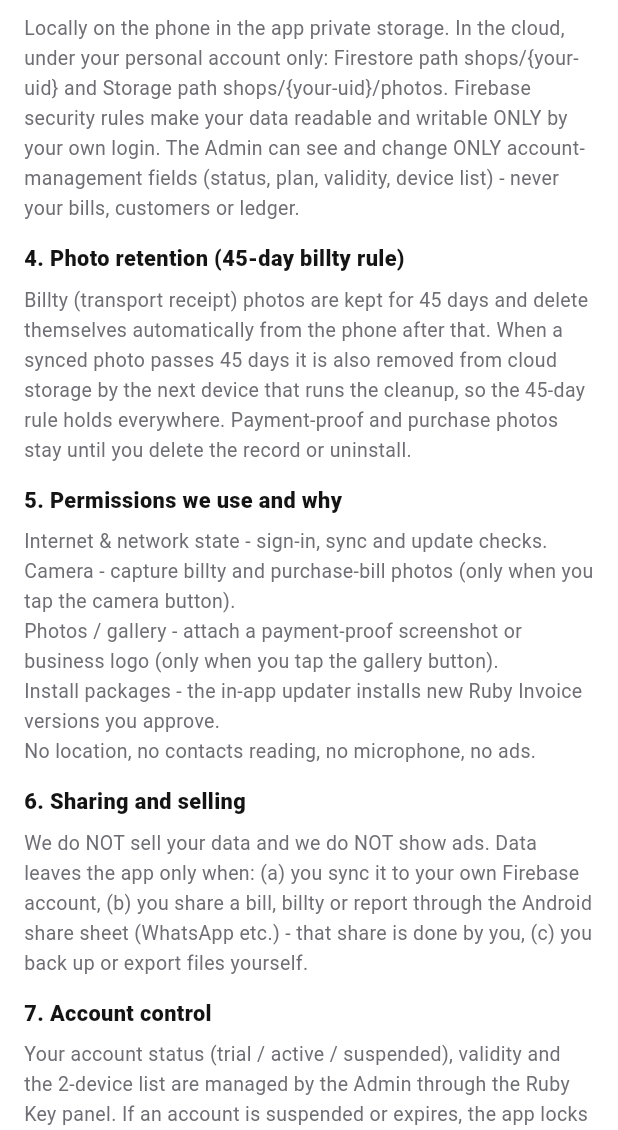
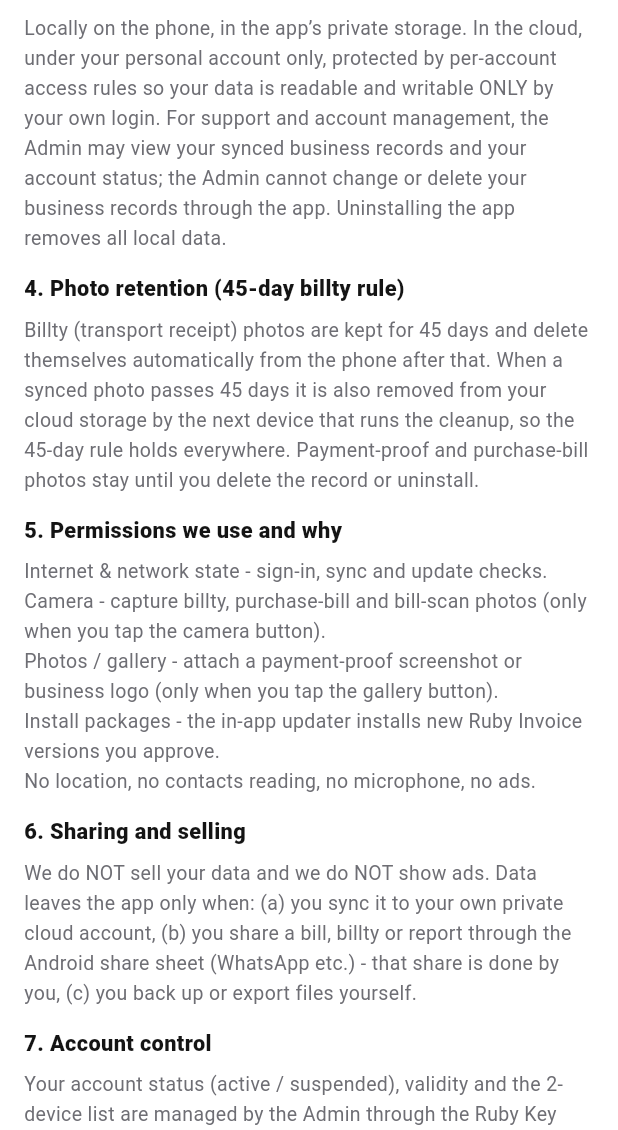
Before and after one commit to ahemadjuneja-stack/rub-invoice, a Flutter app: the LegalScreen screen opened directly, scrolled down 576 dp, on a phone screen of 412 x 824 dp, the part 106-1236 px from its top. Run offline on Flutter 3.47's test engine with Material 3 defaults, Android fonts, the phone set to English and light mode, and no system bars; our stand-ins replace cloud_firestore, connectivity_plus, decimal, device_info_plus, file_picker, firebase_auth and 10 more; missing offline and left inert: firebase_app_check; accounts and stored records are empty.

Commit message:
v0.3.0 part 2: privacy/terms rewrite + GOVERNANCE.md (binding confidentiality rule)
- Privacy Policy & T&C fully rewritten in platform-neutral language:
  no Firebase / cloud console / GitHub / SQLite names anywhere the user
  can see. New sections: Platform confidentiality (privacy #9),
  Acceptable use & reverse engineering (terms #8) and the PERPETUAL
  confidentiality clause (terms #9) that explicitly binds every future
  person or automated tool (incl. AI assistants) touching this
  software, at any time.
- Trial sections replaced with the new account-validity wording.
- GOVERNANCE.md at repo root: binding rules for all future devs/AI -
  neutral branding, no infra words in user-visible strings, rules
  changes need the emulator suite green. constants.dart points to it.
- All user-visible infra strings sanitized (sync status, backup,
  settings, login setup hint, update errors).

```diff
--- a/lib/core/constants.dart
+++ b/lib/core/constants.dart
@@ -4,6 +4,11 @@ import '../services/remote_config.dart';
 ///
 /// Ruby Key (the web admin panel in /ruby-key-admin) and the lock
 /// screens read these values, so everything stays in one place.
+///
+/// GOVERNANCE: before changing ANY user-visible string in this app,
+/// read /GOVERNANCE.md at the repo root (BINDING for every developer
+/// and every automated tool, forever). User-facing text must never
+/// name the underlying platforms or infrastructure.
 ///
 /// REMOTE CONTROL: supportMobile below is the OFFLINE FALLBACK. The
 /// live value comes from the Firestore document `config/app`
--- a/lib/screens/auth/legal_screen.dart
+++ b/lib/screens/auth/legal_screen.dart
@@ -4,9 +4,14 @@ import '../../core/constants.dart';
 import '../../core/theme.dart';
 import '../../widgets/widgets.dart';
 
-/// Legal pages shown inside Menu -> Settings, generated from the real
-/// behaviour of this codebase (permissions, Firebase usage, photo
-/// handling, device limit, in-app updates) - not generic boilerplate.
+/// Legal pages shown inside Menu -> Settings.
+///
+/// GOVERNANCE RULE (see GOVERNANCE.md at the repo root - BINDING for
+/// every developer and every automated tool, forever): user-facing text
+/// must NEVER name or hint at the underlying platforms or
+/// infrastructure. This document deliberately speaks only of "our
+/// secure servers", "your private cloud account" and "the app".
+/// Keep it that way.
 enum LegalDoc { privacy, terms }
 
 class LegalScreen extends StatelessWidget {
@@ -26,7 +31,7 @@ class LegalScreen extends StatelessWidget {
         padding: const EdgeInsets.fromLTRB(16, 14, 16, 28),
         children: [
           Text(
-            'Last updated: 20 November 2025',
+            'Last updated: 21 November 2026',
             style: const TextStyle(fontSize: 11.5, color: Ruby.faint),
           ),
           const SizedBox(height: 6),
@@ -79,18 +84,17 @@ class LegalScreen extends StatelessWidget {
         _Sec('1. What this app is',
             'Ruby Invoice is an offline-first billing app for shops. Bills, '
             'customers, the ledger (jama/udhar), inventory and purchase '
-            'invoices are stored FIRST on your phone (local SQLite '
-            'database). When you sign in with Google, the same data syncs '
-            'to your own private Firebase account so your two devices stay '
-            'identical.'),
+            'records are stored FIRST on your phone, inside the app\u2019s own '
+            'secured storage. When you sign in, the same data syncs to your '
+            'own private cloud account so your two devices stay identical.'),
         _Sec('2. Information we collect',
             'a) Account details you enter at registration: shop/business '
             'name, owner name, 10-digit mobile number, city, address and '
             'optional GST number. Your Gmail address and basic profile '
             'come from Google Sign-In and are used as your login.\n\n'
             'b) Business data you create: customers, bills and bill items, '
-            'payments and ledger entries, inventory items, purchase '
-            'invoices and their notes/amounts.\n\n'
+            'payments and ledger entries, inventory items, purchase bills, '
+            'purchase/sales returns and their notes/amounts.\n\n'
             'c) Photos you attach: billty (transport receipt) photos, '
             'payment-proof (UPI screenshot) images and purchase-bill '
             'photos. They are compressed to 300 KB or less before upload.\n\n'
@@ -98,24 +102,26 @@ class LegalScreen extends StatelessWidget {
             'model name, used ONLY to manage the maximum-2-devices limit '
             'and to keep your login secure.'),
         _Sec('3. Where your data lives',
-            'Locally on the phone in the app private storage. In the cloud, '
-            'under your personal account only: Firestore path '
-            'shops/{your-uid} and Storage path shops/{your-uid}/photos. '
-            'Firebase security rules make your data readable and writable '
-            'ONLY by your own login. The Admin can see and change ONLY '
-            'account-management fields (status, plan, validity, device '
-            'list) - never your bills, customers or ledger.'),
+            'Locally on the phone, in the app\u2019s private storage. In the '
+            'cloud, under your personal account only, protected by '
+            'per-account access rules so your data is readable and '
+            'writable ONLY by your own login. For support and account '
+            'management, the Admin may view your synced business records '
+            'and your account status; the Admin cannot change or delete '
+            'your business records through the app. Uninstalling the app '
+            'removes all local data.'),
         _Sec('4. Photo retention (45-day billty rule)',
             'Billty (transport receipt) photos are kept for 45 days and '
             'delete themselves automatically from the phone after that. '
             'When a synced photo passes 45 days it is also removed from '
-            'cloud storage by the next device that runs the cleanup, so '
-            'the 45-day rule holds everywhere. Payment-proof and purchase '
-            'photos stay until you delete the record or uninstall.'),
+            'your cloud storage by the next device that runs the cleanup, '
+            'so the 45-day rule holds everywhere. Payment-proof and '
+            'purchase-bill photos stay until you delete the record or '
+            'uninstall.'),
         _Sec('5. Permissions we use and why',
             'Internet & network state - sign-in, sync and update checks.\n'
-            'Camera - capture billty and purchase-bill photos (only when '
-            'you tap the camera button).\n'
+            'Camera - capture billty, purchase-bill and bill-scan photos '
+            '(only when you tap the camera button).\n'
             'Photos / gallery - attach a payment-proof screenshot or '
             'business logo (only when you tap the gallery button).\n'
             'Install packages - the in-app updater installs new Ruby '
@@ -123,22 +129,36 @@ class LegalScreen extends StatelessWidget {
             'No location, no contacts reading, no microphone, no ads.'),
         _Sec('6. Sharing and selling',
             'We do NOT sell your data and we do NOT show ads. Data leaves '
-            'the app only when: (a) you sync it to your own Firebase '
+            'the app only when: (a) you sync it to your own private cloud '
             'account, (b) you share a bill, billty or report through the '
             'Android share sheet (WhatsApp etc.) - that share is done by '
             'you, (c) you back up or export files yourself.'),
         _Sec('7. Account control',
-            'Your account status (trial / active / suspended), validity '
-            'and the 2-device list are managed by the Admin through the '
-            'Ruby Key panel. If an account is suspended or expires, the '
-            'app locks itself but your local data stays safe on the '
-            'phone. You can delete your cloud data by asking the Admin, '
-            'and uninstalling the app removes all local data.'),
+            'Your account status (active / suspended), validity and the '
+            '2-device list are managed by the Admin through the Ruby Key '
+            'panel. There is no trial period: a registered account stays '
+            'usable until the Admin blocks it or sets an end date. If an '
+            'account is suspended or expires, the app locks itself but '
+            'your local data stays safe on the phone. You can delete your '
+            'cloud data by asking the Admin.'),
         _Sec('8. Children and security',
             'Ruby Invoice is a business tool and is not directed at '
-            'children. Data in transit is encrypted (HTTPS/TLS by Firebase '
-            'SDKs) and access is protected by Google authentication and '
-            'per-user security rules.'),
+            'children. Data in transit is encrypted (HTTPS/TLS) and access '
+            'is protected by Google authentication and per-account access '
+            'rules.'),
+        _Sec('9. Platform confidentiality',
+            'The internal design of this service - how the app is built, '
+            'which technologies and servers power it, and how data flows '
+            'behind the screen - is proprietary and confidential business '
+            'information of the Ruby Invoice team. We deliberately do not '
+            'publish these details anywhere, and no part of the app or its '
+            'documentation identifies them. You agree not to attempt to '
+            'discover, probe, decompile or reverse-engineer them. This '
+            'clause also binds anyone who ever works on this software: any '
+            'person or automated tool (including software assistants) that '
+            'builds, modifies or updates Ruby Invoice must keep this '
+            'confidentiality in every visible text and document, '
+            'permanently.'),
       ];
     }
     return const [
@@ -154,14 +174,14 @@ class LegalScreen extends StatelessWidget {
           'enter and for keeping your Quick PIN secret. One account may '
           'be used on a maximum of 2 devices; you can remove a device '
           'from the Device Limit screen or the Admin can reset it.'),
-      _Sec('3. Trial, subscription and fair use',
-          'New accounts start with a FREE 7-day trial. After the trial, '
-          'continued use requires an active subscription set by the '
-          'Admin (online payments through Razorpay are planned). The '
-          'Admin may extend, expire or suspend an account. Misuse - '
-          'trying to break the device limit, attacking the service or '
-          'other users, or storing unlawful content - can lead to '
-          'suspension.'),
+      _Sec('3. Account validity and fair use',
+          'There is no trial period and no automatic expiry: a registered '
+          'account is usable immediately and stays usable until the Admin '
+          'blocks it or sets an end date. The Admin may extend, expire or '
+          'suspend an account at any time through the Ruby Key panel. '
+          'Misuse - trying to break the device limit, attacking the '
+          'service or other users, or storing unlawful content - can '
+          'lead to suspension.'),
       _Sec('4. Your data',
           'Your bills, ledger, inventory and photos remain YOUR property. '
           'We store them only to provide the service (sync between your '
@@ -169,9 +189,10 @@ class LegalScreen extends StatelessWidget {
           'Backup & Restore at any time. If the service is discontinued, '
           'your local copy always stays with you.'),
       _Sec('5. Updates',
-          'Ruby Invoice updates itself through in-app update checks '
-          '(APK from official GitHub releases). Installing an update is '
-          'always your choice; critical fixes may be recommended.'),
+          'Ruby Invoice updates itself through its official in-app update '
+          'system. Installing an update is always your choice; critical '
+          'fixes may be recommended. Updates only come from the official '
+          'Ruby Invoice release channel.'),
       _Sec('6. Availability and support',
           'The app works offline; cloud sync needs internet. We aim for '
           'reliable service but do not guarantee uninterrupted cloud '
@@ -180,10 +201,36 @@ class LegalScreen extends StatelessWidget {
       _Sec('7. Limitation of liability',
           'To the maximum extent permitted by Indian law, we are not '
           'liable for indirect damages or for data loss caused by device '
-          'failure, uninstallation or third-party services (Google, '
-          'Firebase). Keep regular backups from Settings -> Backup & '
-          'Restore.'),
-      _Sec('8. Changes and governing law',
+          'failure, uninstallation or third-party services (such as your '
+          'Google account provider). Keep regular backups from Settings '
+          '-> Backup & Restore.'),
+      _Sec('8. Acceptable use and reverse engineering',
+          'You may use the app only through its normal screens. You must '
+          'not: copy or extract the code; decompile or disassemble the '
+          'app; probe, scan or test the servers or the service '
+          'infrastructure; attempt to discover how the service is built '
+          'or hosted; or build any product derived from these '
+          'discoveries. The internal design, code, server arrangement and '
+          'operational details of Ruby Invoice are proprietary and '
+          'confidential.'),
+      _Sec('9. Perpetual confidentiality clause (applies to everyone who '
+          'ever touches this software)',
+          'This clause is permanent and travels with the software. It '
+          'binds every person, employee, contractor, licensee, and every '
+          'automated system or software tool - including any artificial '
+          'intelligence assistant - that builds, modifies, updates, '
+          'reviews or rebuilds Ruby Invoice, today or at ANY time in the '
+          'future, regardless of who assigns the work. Such persons and '
+          'tools MUST: (a) keep every user-visible text, document and '
+          'listing free of any mention of the underlying platforms, '
+          'providers, tools or infrastructure - the app is always '
+          'presented simply as "Ruby Invoice" running on "our secure '
+          'servers"; (b) never add screens, logs, comments shown to '
+          'users, or documents that reveal how the service works; (c) '
+          'preserve this clause and the Platform Confidentiality section '
+          'of the Privacy Policy in every update. A change that breaks '
+          'this clause is an unauthorized change and must be reverted.'),
+      _Sec('10. Changes and governing law',
           'These terms may be updated inside the app; continued use '
           'means you accept the current version. They are governed by '
           'the laws of India.'),
--- a/lib/screens/auth/login_screen.dart
+++ b/lib/screens/auth/login_screen.dart
@@ -92,9 +92,9 @@ class _LoginScreenState extends State<LoginScreen> {
         return 'Google sign-in was cancelled. Tap the button and pick '
             'your Gmail account.';
       case '10':
-        return 'Setup incomplete: add the app SHA-1 / SHA-256 fingerprints '
-            'in Firebase console (Project settings -> Your apps) and '
-            're-download google-services.json (docs/FIREBASE_SETUP.md).';
+        return 'Setup incomplete: this copy of the app is not linked to '
+            'its cloud account yet. Please contact support - sign-in will '
+            'start working once the setup is completed on our side.';
       case '7':
         return 'No internet connection. Check mobile data or WiFi.';
       case '8':
--- a/lib/screens/backup/backup_screen.dart
+++ b/lib/screens/backup/backup_screen.dart
@@ -113,7 +113,7 @@ class _BackupScreenState extends State<BackupScreen> {
             ListTile(
               contentPadding: EdgeInsets.zero,
               leading: const Icon(Icons.cloud_sync_outlined, color: Ruby.ruby),
-              title: const Text('Firebase sync', style: TextStyle(fontWeight: FontWeight.w700, fontSize: 14)),
+              title: const Text('Cloud sync', style: TextStyle(fontWeight: FontWeight.w700, fontSize: 14)),
               subtitle: const Text(
                 'Enabled: data syncs automatically to your other device(s) with the same number. '
                 'Export is still recommended as an extra safety copy.',
--- a/lib/screens/settings/app_settings_screen.dart
+++ b/lib/screens/settings/app_settings_screen.dart
@@ -125,7 +125,7 @@ class _AppSettingsScreenState extends State<AppSettingsScreen> {
                 leading: const Icon(Icons.cloud_sync_outlined, color: Ruby.ruby, size: 20),
                 title: const Text('Cloud Sync Status',
                     style: TextStyle(fontSize: 13.5, fontWeight: FontWeight.w700, color: Ruby.ink)),
-                subtitle: const Text('Firebase sync across your devices',
+                subtitle: const Text('Automatic cloud sync across your devices',
                     style: TextStyle(fontSize: 12, color: Ruby.muted)),
                 trailing: const Icon(Icons.chevron_right, size: 18, color: Ruby.faint),
                 onTap: () {
@@ -372,7 +372,7 @@ class _AppSettingsScreenState extends State<AppSettingsScreen> {
         title: const Text('Ruby Invoice', style: TextStyle(fontWeight: FontWeight.w800)),
         content: Text(
           'Version $v\n\nOffline-first billing with exact paise-level ledger math, '
-          'inventory auto-fill and Firebase sync across your devices.',
+          'inventory auto-fill and automatic cloud sync across your devices.',
           style: const TextStyle(fontSize: 13.5, height: 1.5, color: Ruby.muted),
         ),
         actions: [
--- a/lib/screens/settings/settings_screen.dart
+++ b/lib/screens/settings/settings_screen.dart
@@ -183,7 +183,7 @@ class _SettingsScreenState extends State<SettingsScreen> {
         final label = switch (status) {
           SyncStatus.offline => 'Signed out',
           SyncStatus.syncing => 'Syncing...',
-          SyncStatus.synced => 'All data synced to Firebase',
+          SyncStatus.synced => 'All data synced to the cloud',
           SyncStatus.error => 'Sync failed - will retry',
         };
         return Card(
--- a/lib/screens/sync/sync_status_screen.dart
+++ b/lib/screens/sync/sync_status_screen.dart
@@ -103,7 +103,7 @@ class _SyncStatusScreenState extends State<SyncStatusScreen> {
             const SizedBox(height: 8),
             _rowCard(
               icon: Icons.cloud_outlined,
-              label: 'Firebase',
+              label: 'Cloud service',
               value: _fbReady
                   ? 'Configured - signed in'
                   : 'Not configured (offline-only mode)',
@@ -187,7 +187,7 @@ class _SyncStatusScreenState extends State<SyncStatusScreen> {
         title = _fbReady ? 'Syncing...' : 'Offline Mode';
         subtitle = _fbReady
             ? 'Uploading and downloading the latest changes...'
-            : 'Working locally - data will sync once Firebase is set up.';
+            : 'Working locally - data will sync once you sign in to your cloud account.';
         bg = Ruby.fieldBg;
         fg = Ruby.ink;
         icon = Icons.cloud_sync_outlined;
--- a/lib/services/update_service.dart
+++ b/lib/services/update_service.dart
@@ -83,7 +83,7 @@ class UpdateService {
       }
     }
     if (latest.isEmpty) {
-      throw Exception('Update check failed (no network / GitHub down)');
+      throw Exception('Update check failed (no network / server unreachable)');
     }
     _latestTag = latest;
     _apkUrl = apk;
```
Also changed, not shown: 1 other file.
